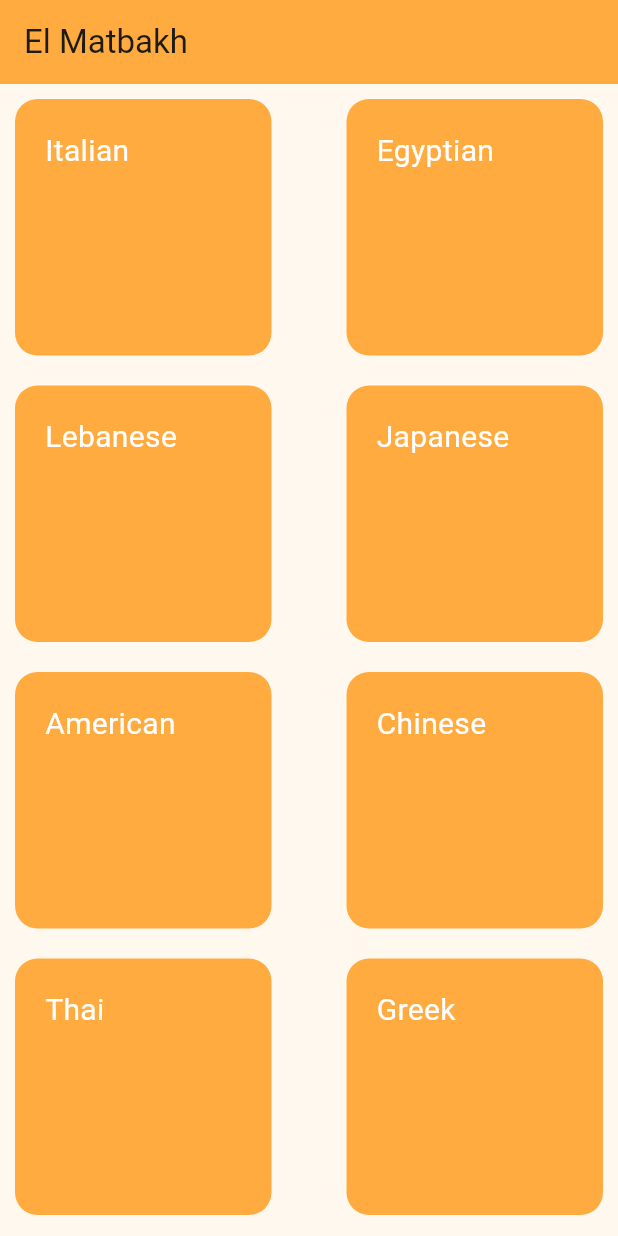
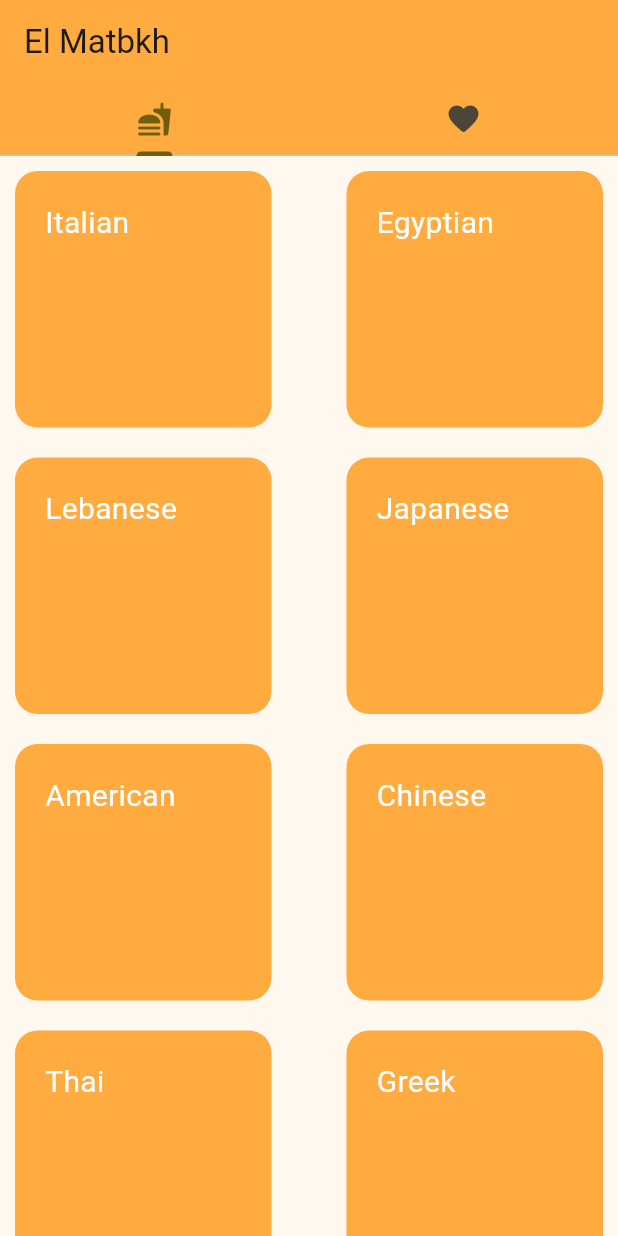
Before and after one commit to DoniaAli77/elmatbkh, a Flutter app: the screen it shows after launch, on a phone screen of 412 x 824 dp. Run offline on Flutter 3.47's test engine with Material 3 defaults, Android fonts, the light colour scheme and no system bars; our stand-ins replace go_router.

Commit message:
TabsController part

```diff
--- a/lib/CategoryGrid.dart
+++ b/lib/CategoryGrid.dart
@@ -6,18 +6,12 @@ import 'categorylist.dart';
 class CategoryGrid extends StatelessWidget {
   @override
   Widget build(BuildContext context) {
-    return Scaffold(
-      appBar: AppBar(
-        title: Text('El Matbakh'),
-        backgroundColor: Colors.orangeAccent,
-      ),
-      body: GridView.count(
+    return  GridView.count(
         crossAxisCount: 2,
         crossAxisSpacing: 30,
         children: categoriesList.map((c) {
           return CategoryCard(cat: c);
-        }).toList(),
-      ),
+        }).toList()
     );
   }
 }
--- /dev/null
+++ b/lib/FavoriteScreen.dart
@@ -0,0 +1,10 @@
+import 'package:flutter/material.dart';
+
+class FavoriteScreen extends StatelessWidget {
+  const FavoriteScreen({super.key});
+
+  @override
+  Widget build(BuildContext context) {
+    return Center(child: Text('fav meals go here'));
+  }
+}
--- /dev/null
+++ b/lib/TabController_Screen.dart
@@ -0,0 +1,33 @@
+import 'package:elmatbkh/CategoryGrid.dart';
+import 'package:elmatbkh/FavoriteScreen.dart';
+import 'package:elmatbkh/categoryCard.dart';
+import 'package:flutter/material.dart';
+
+class TabControllerScreen extends StatefulWidget {
+  const TabControllerScreen({super.key});
+
+  @override
+  State<TabControllerScreen> createState() => _TabControllerScreenState();
+}
+
+class _TabControllerScreenState extends State<TabControllerScreen> {
+  @override
+  Widget build(BuildContext context) {
+    return  DefaultTabController(length: 2, child: Scaffold(
+      appBar: AppBar(
+        title: Text('El Matbkh'),
+        backgroundColor: Colors.orangeAccent,
+        bottom: TabBar(tabs: [
+          Tab(
+            icon: Icon(Icons.fastfood_rounded)
+          ),
+          Tab(
+            icon: Icon(Icons.favorite_rounded)
+          )
+        ]),
+      ),
+      body: TabBarView(children: [CategoryGrid(),FavoriteScreen()]),
+
+    ));
+  }
+}
--- a/lib/main.dart
+++ b/lib/main.dart
@@ -1,4 +1,5 @@
 import 'package:elmatbkh/CategoryGrid.dart';
+import 'package:elmatbkh/TabController_Screen.dart';
 import 'package:flutter/material.dart';
 import 'package:go_router/go_router.dart';
 import 'kitchenScreen.dart';
@@ -10,7 +11,7 @@ void main() {
 
 
 final GoRouter router = GoRouter(routes: [
-  GoRoute(path: '/', builder: (context, state) => CategoryGrid()),
+  GoRoute(path: '/', builder: (context, state) => TabControllerScreen()),
   GoRoute(
       name: 'kitchen',
       path: '/kitchenRoute',
```
